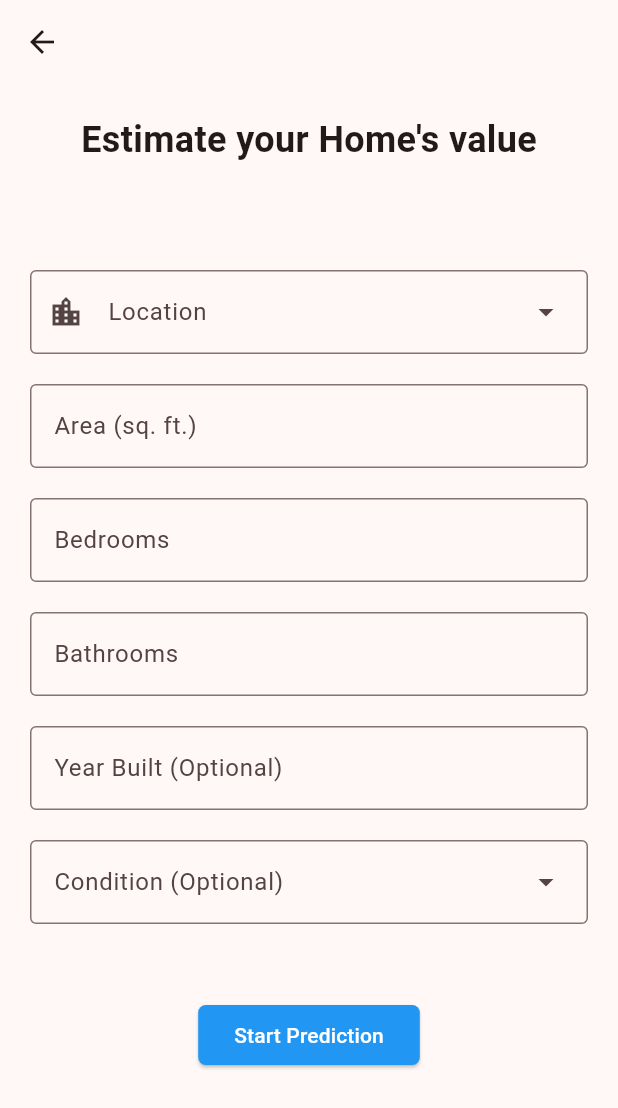
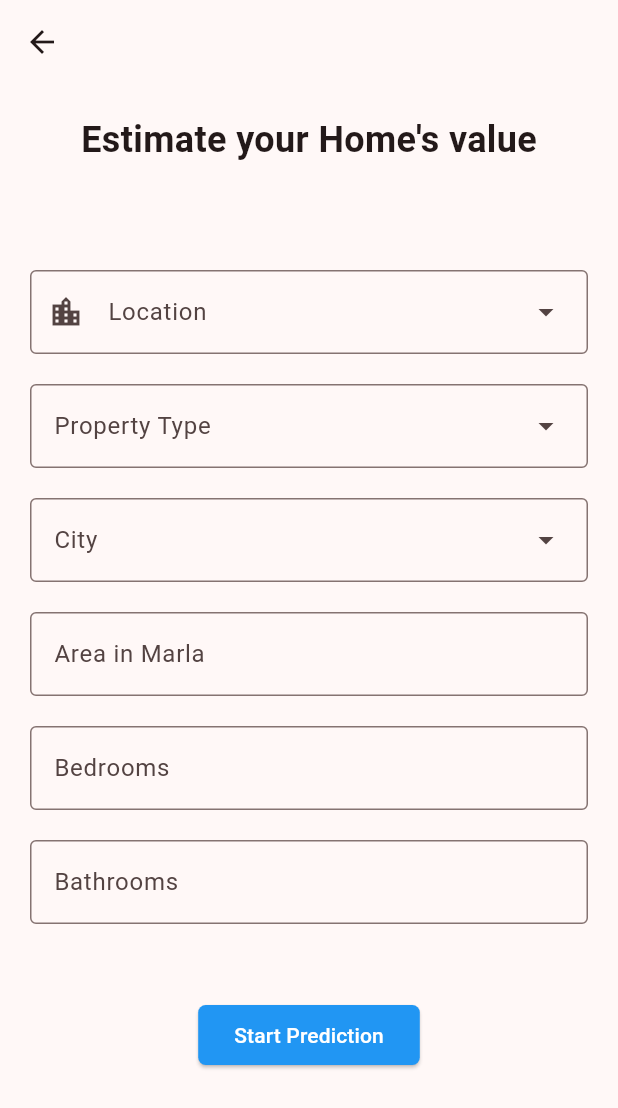
Before and after one commit to Abdul-Hadi-Jalil/HousePrice-Estimator, a Flutter app: the InputFormScreen screen opened directly, on a phone screen of 412 x 824 dp. Shown: the top 1108 px of the screen. Run offline on Flutter 3.47's test engine with Material 3 defaults, Android fonts, the light colour scheme and no system bars.

Commit message:
some changes in frontend input form screen and changed the logic of using saved model from predict.py into directly main.py

```diff
--- a/frontend/lib/screens/input_form_screen.dart
+++ b/frontend/lib/screens/input_form_screen.dart
@@ -30,25 +30,51 @@ class _InputFormScreenState extends State<InputFormScreen> {
                 leadingIcon: Icon(Icons.location_city),
                 menuHeight: 200,
                 dropdownMenuEntries: [
+                  DropdownMenuEntry<String>(value: 'G-10', label: 'G-10'),
+                  DropdownMenuEntry<String>(value: 'E-11', label: 'E-11'),
+                  DropdownMenuEntry<String>(value: 'G-15', label: 'G-15'),
                   DropdownMenuEntry<String>(
-                    value: 'DHA, Lahore',
-                    label: 'DHA, Lahore',
+                    value: 'Defence Fort',
+                    label: 'Defence Fort',
                   ),
                   DropdownMenuEntry<String>(
-                    value: 'Valencia, Lahore',
-                    label: 'Valencia, Lahore',
+                    value: 'Sihala Valley',
+                    label: 'Sihala Valley',
                   ),
                   DropdownMenuEntry<String>(
-                    value: 'Eden City, Lahore',
-                    label: 'Eden City, Lahore',
+                    value: 'Shahra-e-Liaquat',
+                    label: 'Shahra-e-Liaquat',
+                  ),
+                ],
+              ),
+              DropdownMenu<String>(
+                width: 400,
+                label: Text('Property Type'),
+
+                menuHeight: 200,
+                dropdownMenuEntries: [
+                  DropdownMenuEntry<String>(value: 'Flat', label: 'Flat'),
+                  DropdownMenuEntry<String>(value: 'House', label: 'House'),
+                ],
+              ),
+              DropdownMenu<String>(
+                width: 400,
+                label: Text('City'),
+                menuHeight: 200,
+                dropdownMenuEntries: [
+                  DropdownMenuEntry<String>(value: 'Karachi', label: 'Karachi'),
+                  DropdownMenuEntry<String>(value: 'Lahore', label: 'Lahore'),
+                  DropdownMenuEntry<String>(
+                    value: 'Faisalabad',
+                    label: 'Faisalabad',
                   ),
                   DropdownMenuEntry<String>(
-                    value: 'Pine Avenue, Lahore',
-                    label: 'Pine Avenue, Lahore',
+                    value: 'Rawalpindi',
+                    label: 'Rawalpindi',
                   ),
                   DropdownMenuEntry<String>(
-                    value: 'Wapda Town, Lahore',
-                    label: 'Wapda Town, Lahore',
+                    value: 'Islamabad',
+                    label: 'Islamabad',
                   ),
                 ],
               ),
@@ -57,7 +83,7 @@ class _InputFormScreenState extends State<InputFormScreen> {
                 child: TextFormField(
                   keyboardType: TextInputType.number,
                   decoration: InputDecoration(
-                    label: Text('Area (sq. ft.)'),
+                    label: Text('Area in Marla'),
                     border: OutlineInputBorder(),
                   ),
                 ),
@@ -82,26 +108,7 @@ class _InputFormScreenState extends State<InputFormScreen> {
                   ),
                 ),
               ),
-              SizedBox(
-                width: 400,
-                child: TextFormField(
-                  keyboardType: TextInputType.number,
-                  decoration: InputDecoration(
-                    label: Text('Year Built (Optional)'),
-                    border: OutlineInputBorder(),
-                  ),
-                ),
-              ),
-              DropdownMenu<String>(
-                width: 400,
-                label: Text('Condition (Optional)'),
-                menuHeight: 200,
-                dropdownMenuEntries: [
-                  DropdownMenuEntry<String>(value: 'Poor', label: 'Poor'),
-                  DropdownMenuEntry<String>(value: 'Good', label: 'Good'),
-                  DropdownMenuEntry<String>(value: 'Fair', label: 'Fair'),
-                ],
-              ),
+
               SizedBox(height: 10),
               ElevatedButton(
                 onPressed: () {
```
Also changed, not shown: 2 other files.
